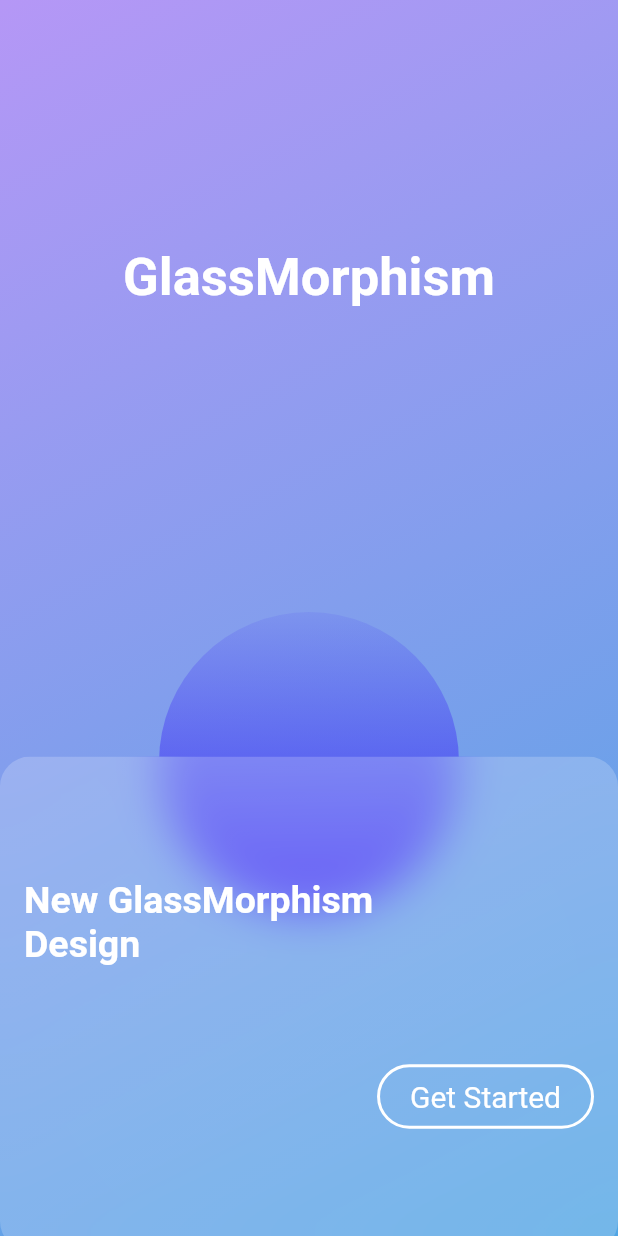
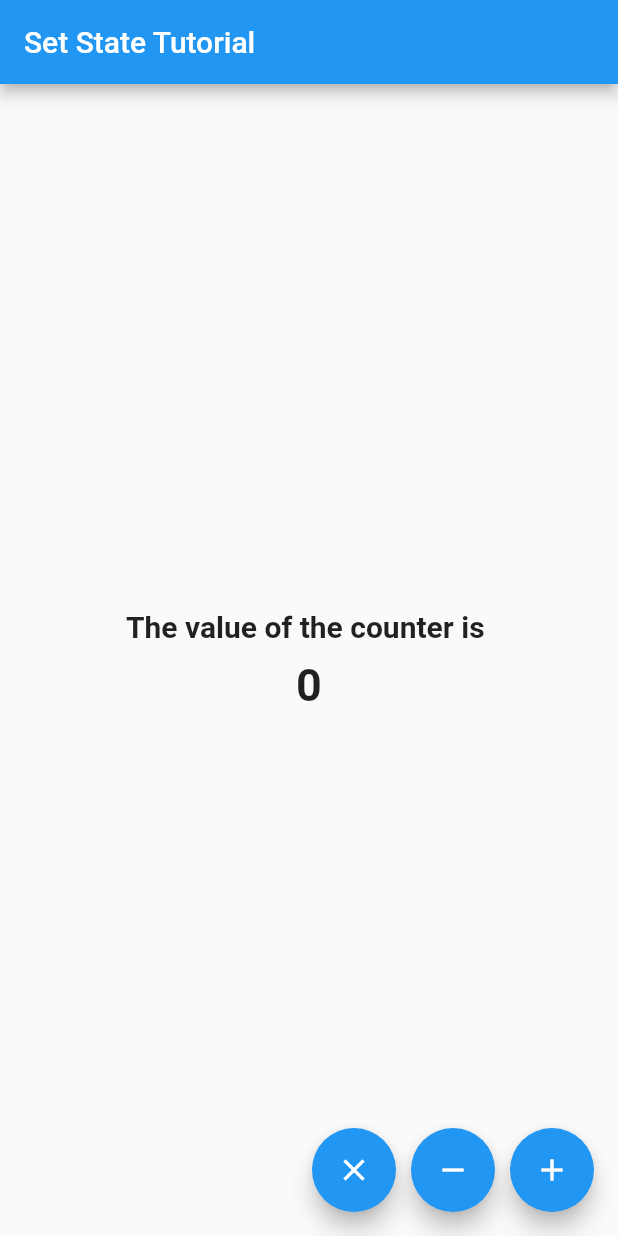
Before and after one commit to vikasrai19/flutter_tutorial, a Flutter app: the screen it shows after launch, on a phone screen of 412 x 824 dp. Run offline on Flutter 3.47's test engine with Material 2 defaults, Android fonts, the phone set to English and light mode, and no system bars; our stand-ins replace get.

Commit message:
setState management tutorial

```diff
--- /dev/null
+++ b/lib/StateManagement/SetStateHomePage.dart
@@ -0,0 +1,73 @@
+import 'package:flutter/material.dart';
+
+class SetStateHomePage extends StatefulWidget {
+  @override
+  _SetStateHomePageState createState() => _SetStateHomePageState();
+}
+
+class _SetStateHomePageState extends State<SetStateHomePage> {
+  int counter = 0;
+
+  @override
+  Widget build(BuildContext context) {
+    Size size = MediaQuery.of(context).size;
+    return Scaffold(
+      appBar: AppBar(
+        title: Text("Set State Tutorial"),
+      ),
+      body: Container(
+        width: size.width,
+        child: Column(
+          mainAxisAlignment: MainAxisAlignment.center,
+          children: [
+            Text(
+              "The value of the counter is ",
+              style: TextStyle(fontSize: 20.0, fontWeight: FontWeight.w600),
+            ),
+            SizedBox(height: 10.0),
+            Text(
+              counter.toString(),
+              style: TextStyle(
+                fontSize: 30.0,
+                fontWeight: FontWeight.bold,
+              ),
+            )
+          ],
+        ),
+      ),
+      floatingActionButton: Row(
+        mainAxisAlignment: MainAxisAlignment.end,
+        children: [
+          FloatingActionButton(
+            onPressed: () {
+              setState(() {
+                counter = 0;
+              });
+            },
+            child: Icon(Icons.close, color: Colors.white),
+          ),
+          SizedBox(width: 10.0),
+          FloatingActionButton(
+            onPressed: () {
+              setState(() {
+                counter -= 1;
+              });
+            },
+            child: Icon(Icons.remove, color: Colors.white),
+          ),
+          SizedBox(width: 10.0),
+          FloatingActionButton(
+            onPressed: () {
+              setState(() {
+                counter += 1;
+              }); // counter = counter + 1
+              print("Increment button tapped");
+              print(counter.toString());
+            },
+            child: Icon(Icons.add, color: Colors.white),
+          ),
+        ],
+      ),
+    );
+  }
+}
--- a/lib/main.dart
+++ b/lib/main.dart
@@ -2,6 +2,7 @@ import 'package:flutter/material.dart';
 import 'package:get/get.dart';
 
 import 'Glassmorphism/Views/GMHomePage.dart';
+import 'StateManagement/SetStateHomePage.dart';
 
 void main() => runApp(MyApp());
 
@@ -12,7 +13,7 @@ class MyApp extends StatelessWidget {
       title: "Flutter_App",
       debugShowCheckedModeBanner: false,
       theme: ThemeData(primaryColor: Colors.blue),
-      home: GMHomePage(),
+      home: SetStateHomePage(),
     );
   }
 }
```
